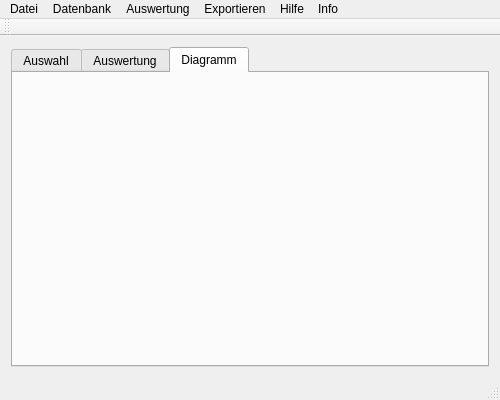
This is mainwindow.ui in kuhmuckl/kuhmuckl as Qt 5 draws it before an edit. The edited form follows.
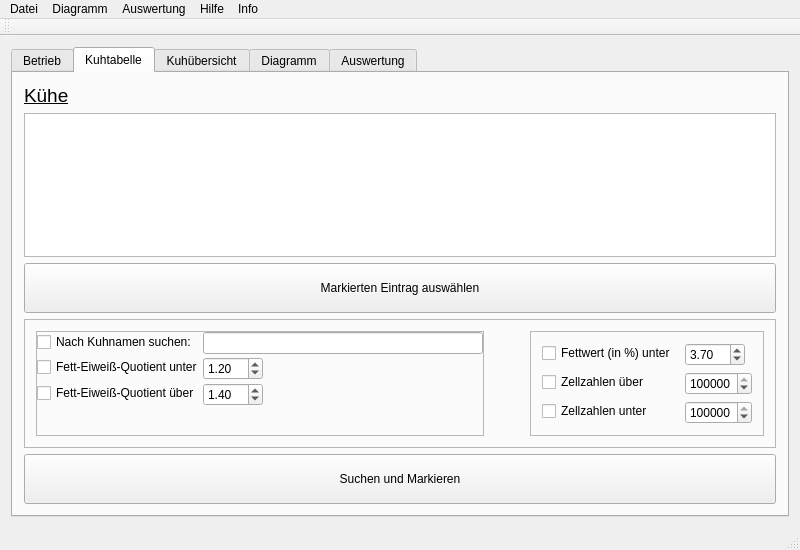
This is the edited form. The open tabs and pages were chosen to show the change.

Commit message: Updated User interface. Intern models pending ...

```diff
--- a/mainwindow.ui
+++ b/mainwindow.ui
@@ -6,14 +6,14 @@
    <rect>
     <x>0</x>
     <y>0</y>
-    <width>500</width>
-    <height>400</height>
+    <width>800</width>
+    <height>550</height>
    </rect>
   </property>
   <property name="minimumSize">
    <size>
     <width>500</width>
-    <height>400</height>
+    <height>450</height>
    </size>
   </property>
   <property name="windowTitle">
@@ -34,7 +34,7 @@
       </property>
       <widget class="QWidget" name="tab">
        <attribute name="title">
-        <string>Auswahl</string>
+        <string>Betrieb</string>
        </attribute>
        <layout class="QVBoxLayout" name="verticalLayout_2">
         <item>
@@ -100,16 +100,274 @@
         </item>
        </layout>
       </widget>
-      <widget class="QWidget" name="tab_2">
-       <attribute name="title">
-        <string>Auswertung</string>
-       </attribute>
-      </widget>
       <widget class="QWidget" name="tab_3">
        <attribute name="title">
+        <string>Kuhtabelle</string>
+       </attribute>
+       <layout class="QVBoxLayout" name="verticalLayout_3">
+        <item>
+         <widget class="QLabel" name="label_4">
+          <property name="font">
+           <font>
+            <pointsize>14</pointsize>
+            <underline>true</underline>
+           </font>
+          </property>
+          <property name="text">
+           <string>Kühe</string>
+          </property>
+         </widget>
+        </item>
+        <item>
+         <widget class="QTableView" name="tableView_2"/>
+        </item>
+        <item>
+         <widget class="QPushButton" name="pushButton_4">
+          <property name="minimumSize">
+           <size>
+            <width>0</width>
+            <height>50</height>
+           </size>
+          </property>
+          <property name="text">
+           <string>Markierten Eintrag auswählen</string>
+          </property>
+         </widget>
+        </item>
+        <item>
+         <widget class="QFrame" name="frame_2">
+          <property name="frameShape">
+           <enum>QFrame::StyledPanel</enum>
+          </property>
+          <property name="frameShadow">
+           <enum>QFrame::Raised</enum>
+          </property>
+          <layout class="QHBoxLayout" name="horizontalLayout">
+           <item>
+            <widget class="QFrame" name="frame">
+             <property name="frameShape">
+              <enum>QFrame::StyledPanel</enum>
+             </property>
+             <property name="frameShadow">
+              <enum>QFrame::Raised</enum>
+             </property>
+             <layout class="QFormLayout" name="formLayout_2">
+              <property name="sizeConstraint">
+               <enum>QLayout::SetDefaultConstraint</enum>
+              </property>
+              <property name="fieldGrowthPolicy">
+               <enum>QFormLayout::AllNonFixedFieldsGrow</enum>
+              </property>
+              <property name="rowWrapPolicy">
+               <enum>QFormLayout::DontWrapRows</enum>
+              </property>
+              <property name="horizontalSpacing">
+               <number>0</number>
+              </property>
+              <property name="verticalSpacing">
+               <number>3</number>
+              </property>
+              <property name="margin">
+               <number>0</number>
+              </property>
+              <item row="1" column="0">
+               <widget class="QCheckBox" name="checkBox_4">
+                <property name="text">
+                 <string>Nach Kuhnamen suchen:</string>
+                </property>
+               </widget>
+              </item>
+              <item row="1" column="1">
+               <widget class="QLineEdit" name="lineEdit_2"/>
+              </item>
+              <item row="2" column="0">
+               <widget class="QCheckBox" name="checkBox_6">
+                <property name="text">
+                 <string>Fett-Eiweiß-Quotient unter</string>
+                </property>
+               </widget>
+              </item>
+              <item row="2" column="1">
+               <widget class="QDoubleSpinBox" name="doubleSpinBox_2">
+                <property name="maximumSize">
+                 <size>
+                  <width>60</width>
+                  <height>16777215</height>
+                 </size>
+                </property>
+                <property name="singleStep">
+                 <double>0.200000000000000</double>
+                </property>
+                <property name="value">
+                 <double>1.200000000000000</double>
+                </property>
+               </widget>
+              </item>
+              <item row="3" column="0">
+               <widget class="QCheckBox" name="checkBox_7">
+                <property name="text">
+                 <string>Fett-Eiweiß-Quotient über</string>
+                </property>
+               </widget>
+              </item>
+              <item row="3" column="1">
+               <widget class="QDoubleSpinBox" name="doubleSpinBox_3">
+                <property name="maximumSize">
+                 <size>
+                  <width>60</width>
+                  <height>16777215</height>
+                 </size>
+                </property>
+                <property name="singleStep">
+                 <double>0.200000000000000</double>
+                </property>
+                <property name="value">
+                 <double>1.400000000000000</double>
+                </property>
+               </widget>
+              </item>
+             </layout>
+            </widget>
+           </item>
+           <item>
+            <spacer name="horizontalSpacer">
+             <property name="orientation">
+              <enum>Qt::Horizontal</enum>
+             </property>
+             <property name="sizeType">
+              <enum>QSizePolicy::Fixed</enum>
+             </property>
+             <property name="sizeHint" stdset="0">
+              <size>
+               <width>40</width>
+               <height>20</height>
+              </size>
+             </property>
+            </spacer>
+           </item>
+           <item>
+            <widget class="QFrame" name="frame_3">
+             <property name="frameShape">
+              <enum>QFrame::StyledPanel</enum>
+             </property>
+             <property name="frameShadow">
+              <enum>QFrame::Raised</enum>
+             </property>
+             <layout class="QFormLayout" name="formLayout_3">
+              <item row="2" column="0">
+               <widget class="QCheckBox" name="checkBox_8">
+                <property name="text">
+                 <string>Zellzahlen über</string>
+                </property>
+               </widget>
+              </item>
+              <item row="0" column="0">
+               <widget class="QCheckBox" name="checkBox_5">
+                <property name="text">
+                 <string>Fettwert (in %) unter </string>
+                </property>
+               </widget>
+              </item>
+              <item row="0" column="1">
+               <widget class="QDoubleSpinBox" name="doubleSpinBox">
+                <property name="maximumSize">
+                 <size>
+                  <width>60</width>
+                  <height>16777215</height>
+                 </size>
+                </property>
+                <property name="maximum">
+                 <double>100.000000000000000</double>
+                </property>
+                <property name="singleStep">
+                 <double>0.200000000000000</double>
+                </property>
+                <property name="value">
+                 <double>3.700000000000000</double>
+                </property>
+               </widget>
+              </item>
+              <item row="3" column="0">
+               <widget class="QCheckBox" name="checkBox_9">
+                <property name="text">
+                 <string>Zellzahlen unter</string>
+                </property>
+               </widget>
+              </item>
+              <item row="2" column="1">
+               <widget class="QSpinBox" name="spinBox">
+                <property name="maximumSize">
+                 <size>
+                  <width>100</width>
+                  <height>16777215</height>
+                 </size>
+                </property>
+                <property name="maximum">
+                 <number>2000000</number>
+                </property>
+                <property name="singleStep">
+                 <number>50000</number>
+                </property>
+                <property name="value">
+                 <number>200000</number>
+                </property>
+               </widget>
+              </item>
+              <item row="3" column="1">
+               <widget class="QSpinBox" name="spinBox_2">
+                <property name="maximumSize">
+                 <size>
+                  <width>100</width>
+                  <height>16777215</height>
+                 </size>
+                </property>
+                <property name="maximum">
+                 <number>2000000</number>
+                </property>
+                <property name="singleStep">
+                 <number>50000</number>
+                </property>
+                <property name="value">
+                 <number>800000</number>
+                </property>
+               </widget>
+              </item>
+             </layout>
+            </widget>
+           </item>
+          </layout>
+         </widget>
+        </item>
+        <item>
+         <widget class="QPushButton" name="pushButton_3">
+          <property name="minimumSize">
+           <size>
+            <width>300</width>
+            <height>50</height>
+           </size>
+          </property>
+          <property name="text">
+           <string>Suchen und Markieren</string>
+          </property>
+         </widget>
+        </item>
+       </layout>
+      </widget>
+      <widget class="QWidget" name="tab_2">
+       <attribute name="title">
+        <string>Kuhübersicht</string>
+       </attribute>
+      </widget>
+      <widget class="QWidget" name="tab_4">
+       <attribute name="title">
         <string>Diagramm</string>
        </attribute>
       </widget>
+      <widget class="QWidget" name="tab_5">
+       <attribute name="title">
+        <string>Auswertung</string>
+       </attribute>
+      </widget>
      </widget>
     </item>
    </layout>
@@ -119,7 +377,7 @@
     <rect>
      <x>0</x>
      <y>0</y>
-     <width>500</width>
+     <width>800</width>
      <height>21</height>
     </rect>
    </property>
@@ -130,12 +388,6 @@
     <addaction name="actionStartseite"/>
     <addaction name="actionBeenden"/>
    </widget>
-   <widget class="QMenu" name="menuDatenbank">
-    <property name="title">
-     <string>Datenbank</string>
-    </property>
-    <addaction name="actionAus_Datei_einlesen"/>
-   </widget>
    <widget class="QMenu" name="menuHilfe">
     <property name="title">
      <string>Hilfe</string>
@@ -151,19 +403,27 @@
      <string>Auswertung</string>
     </property>
    </widget>
-   <widget class="QMenu" name="menuExportieren">
+   <widget class="QMenu" name="menuDiagramm">
     <property name="title">
-     <string>Exportieren</string>
+     <string>Diagramm</string>
     </property>
    </widget>
    <addaction name="menuDatei"/>
-   <addaction name="menuDatenbank"/>
+   <addaction name="menuDiagramm"/>
    <addaction name="menuAuswertung"/>
-   <addaction name="menuExportieren"/>
    <addaction name="menuHilfe"/>
    <addaction name="menuInfo"/>
   </widget>
   <widget class="QToolBar" name="mainToolBar">
+   <property name="enabled">
+    <bool>true</bool>
+   </property>
+   <property name="sizePolicy">
+    <sizepolicy hsizetype="Preferred" vsizetype="Fixed">
+     <horstretch>0</horstretch>
+     <verstretch>0</verstretch>
+    </sizepolicy>
+   </property>
    <attribute name="toolBarArea">
     <enum>TopToolBarArea</enum>
    </attribute>
```
Left out of the diff: 276 changed lines with no effect on the pictures.
